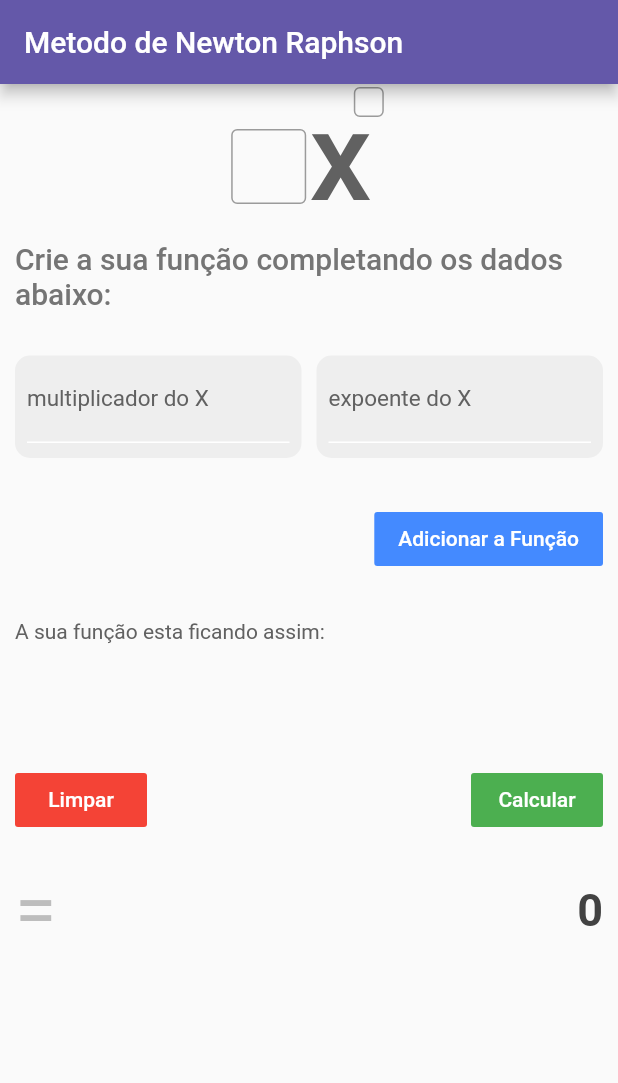
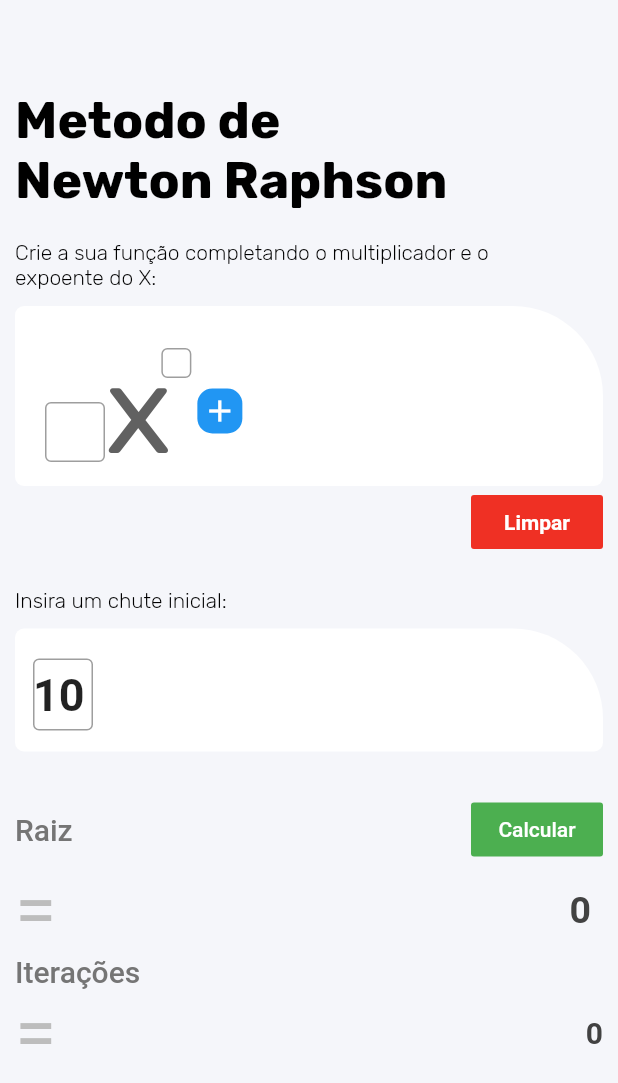
Before and after one commit to cesarramirez1912/app-newton-raphson, a Flutter app: the screen it shows after launch, on a phone screen of 412 x 824 dp. Shown: the top 1083 px of the screen. Run offline on Flutter 3.47's test engine with Material 2 defaults, Android fonts, the phone set to English and light mode, and no system bars.

```diff
--- a/lib/main.dart
+++ b/lib/main.dart
@@ -1,5 +1,5 @@
+import 'package:calculo_numerico_app/metodo_de_newton.dart';
 import 'package:flutter/material.dart';
-import 'package:extended_math/extended_math.dart';
 
 void main() => runApp(MyApp());
 
@@ -7,12 +7,13 @@ class MyApp extends StatelessWidget {
   @override
   Widget build(BuildContext context) {
     return MaterialApp(
+      color: Colors.red,
       debugShowCheckedModeBanner: false,
       title: 'Flutter Demo',
       theme: ThemeData(
         primarySwatch: Colors.blue,
       ),
-      home: MyHomePage(title: 'Metodo de Newton Raphson'),
+      home: MyHomePage(title: ''),
     );
   }
 }
@@ -28,11 +29,9 @@ class MyHomePage extends StatefulWidget {
 
 class _MyHomePageState extends State<MyHomePage> {
   String _counter = 0.toString();
-
-  TextEditingController controller = TextEditingController();
-  TextEditingController __controller = TextEditingController();
   String thisText = "";
   int pinLength = 1;
+  String _iteracoes = 0.toString();
 
   bool hasError = false;
   String errorMessage;
@@ -42,10 +41,12 @@ class _MyHomePageState extends State<MyHomePage> {
       listaNumeros = [];
       listaNumeros2 = [];
       _counter = 0.toString();
+      _iteracoes = 0.toString();
     });
   }
 
   void _calcula() {
+    print(myControllerChute.text);
     // expression == x^3 - 18*x -83
     // expression == x^3 - 2*x^2 -x + 37/500
     // expression == x^2 - 5 ok 2.236067977
@@ -54,7 +55,7 @@ class _MyHomePageState extends State<MyHomePage> {
     print(n.upperLimit()); // 84.0
     print(n.lowerLimit()); // -84.0
     print(n.findSignChange()); // [5.040000000000064, 6.720000000000064]
-    print(n.calculateFrom(5));
+    print(n.calculateFrom(int.parse(myControllerChute.text)));
     // double teste = n.upperLimit();// 5.705115796346382
 //    while(teste>=n.lowerLimit()){
 //      print('x'+teste.toString());
@@ -62,7 +63,9 @@ class _MyHomePageState extends State<MyHomePage> {
 //      teste--;
 //    }
     setState(() {
-      _counter = n.calculateFrom(5).toString();
+      _counter = n.calculateFrom(int.parse(myControllerChute.text))[0].toString();
+      _iteracoes = n.calculateFrom(int.parse(myControllerChute.text))[1].toString();
+      // _counter = n.calculateFrom(int.parse(myControllerChute.text)).toString();
     });
   }
 
@@ -79,203 +82,68 @@ class _MyHomePageState extends State<MyHomePage> {
   List<num> listaNumeros2 = new List<num>();
   final myControllerInt = TextEditingController();
   final myControllerNum = TextEditingController();
+  final myControllerChute = TextEditingController(text: 10.toString());
 
   @override
   Widget build(BuildContext context) {
     return Scaffold(
-      appBar: AppBar(
-        backgroundColor: Color.fromRGBO(100, 88, 169, 1.0),
-        title: Text(widget.title),
-      ),
+      backgroundColor: Color.fromRGBO(245, 246, 250, 1.0),
       body: SingleChildScrollView(
         child: Column(
           mainAxisAlignment: MainAxisAlignment.center,
+          crossAxisAlignment: CrossAxisAlignment.start,
           children: <Widget>[
-            Stack(
-              children: <Widget>[
-                Container(
-                    height: 80,
-                    child: Row(
-                      mainAxisSize: MainAxisSize.min,
-                      mainAxisAlignment: MainAxisAlignment.end,
-                      crossAxisAlignment: CrossAxisAlignment.end,
-                      children: <Widget>[
-                        Container(
-                          width: 50,
-                          height: 50,
-                          child: Theme(
-                            data: new ThemeData(
-                              primaryColor: Colors.green,
-                              primaryColorDark: Colors.red,
+            SizedBox(height: 60,),
+            Padding(
+              padding: const EdgeInsets.only(right: 10, left: 10),
+              child: Text(
+                'Metodo de \nNewton Raphson',
+                style: TextStyle(fontFamily: 'Rubik', color: Colors.black, fontSize: 34, fontWeight: FontWeight.w600),
               ),
-                            child: new TextField(
-                              showCursor: true,
-                              cursorColor: Colors.deepPurple,
-                              keyboardType: TextInputType.number,
-                              decoration: new InputDecoration(
-                                  contentPadding: EdgeInsets.only(top: 2),
-                                  border: new OutlineInputBorder(borderSide: new BorderSide(color: Colors.black)),
-                                  suffixStyle: const TextStyle(color: Colors.green)),
-                              style: TextStyle(height: 1.2, fontSize: 40.0, fontWeight: FontWeight.w600),
             ),
+            Padding(
+              padding: const EdgeInsets.only(right: 40, left: 10, top: 20, bottom: 0),
+              child: Text(
+                'Crie a sua função completando o multiplicador e o expoente do X:',
+                style: TextStyle(fontFamily: 'Rubik', color: Colors.black, fontWeight: FontWeight.w300),
               ),
             ),
             SizedBox(
-                          width: 2,
-                        ),
-                        Text(
-                          'x',
-                          style: TextStyle(fontSize: 83, fontWeight: FontWeight.w500, color: Colors.grey[700]),
-                        ),
-                        SizedBox(
-                          width: 10,
-                        )
-                      ],
-                    )),
-                Positioned(
-                  top: 0,
-                  right: 0,
-                  child: Container(
-                    padding: EdgeInsets.all(2),
-                    child: Container(
-                      width: 20,
-                      height: 20,
-                      child: Theme(
-                        data: new ThemeData(
-                          primaryColor: Colors.green,
-                          primaryColorDark: Colors.red,
-                        ),
-                        child: new TextField(
-                          showCursor: true,
-                          cursorColor: Colors.deepPurple,
-                          keyboardType: TextInputType.number,
-                          decoration: new InputDecoration(
-                              contentPadding: EdgeInsets.only(top: 2),
-                              border: new OutlineInputBorder(borderSide: new BorderSide(color: Colors.black)),
-                              suffixStyle: const TextStyle(color: Colors.green)),
-                          style: TextStyle(height: 1.2, fontSize: 14.0, fontWeight: FontWeight.w400),
-                        ),
-                      ),
-                    ),
-                  ),
-                ),
-              ],
-            ),
-            SizedBox(
-              height: 15,
-            ),
-            Padding(
-              padding: const EdgeInsets.all(10.0),
-              child: Text(
-                'Crie a sua função completando os dados abaixo:',
-                style: TextStyle(color: Colors.grey[600], fontSize: 20, fontWeight: FontWeight.w500),
-              ),
-            ),
-            SizedBox(
-              height: 20,
-            ),
-            Row(
-              children: <Widget>[
-                Flexible(
-                  child: Container(
-                    margin: EdgeInsets.only(right: 5, left: 10),
-                    padding: EdgeInsets.only(right: 8, left: 8, bottom: 10),
-                    decoration: BoxDecoration(
-                      borderRadius: BorderRadius.circular(10),
-                      color: Colors.grey[200],
-                    ),
-                    child: new TextField(
-                        style: TextStyle(color: Colors.black),
-                        cursorColor: Colors.purple,
-                        controller: myControllerNum,
-                        keyboardType: TextInputType.number,
-                        // Use email input type for emails.
-                        decoration: new InputDecoration(
-                          hintText: ' ',
-                          labelText: 'multiplicador do X',
-                          labelStyle: TextStyle(color: Colors.grey[700], fontSize: 15),
-                          enabledBorder: UnderlineInputBorder(
-                            borderSide: BorderSide(color: Colors.white),
-                          ),
-                          focusedBorder: UnderlineInputBorder(
-                            borderSide: BorderSide(color: Colors.purple),
-                          ),
-                        )),
-                  ),
-                ),
-                Flexible(
-                  child: Container(
-                    margin: EdgeInsets.only(right: 10, left: 5),
-                    padding: EdgeInsets.only(right: 8, left: 8, bottom: 10),
-                    decoration: BoxDecoration(
-                      borderRadius: BorderRadius.circular(10),
-                      color: Colors.grey[200],
-                    ),
-                    child: new TextField(
-                        style: TextStyle(color: Colors.black),
-                        cursorColor: Colors.purple,
-                        controller: myControllerInt,
-                        keyboardType: TextInputType.number,
-                        // Use email input type for emails.
-                        decoration: new InputDecoration(
-                          hintText: ' ',
-                          labelText: 'expoente do X',
-                          labelStyle: TextStyle(color: Colors.grey[700], fontSize: 15),
-                          enabledBorder: UnderlineInputBorder(
-                            borderSide: BorderSide(color: Colors.white),
-                          ),
-                          focusedBorder: UnderlineInputBorder(
-                            borderSide: BorderSide(color: Colors.purple),
-                          ),
-                        )),
-                  ),
-                )
-              ],
-            ),
-            SizedBox(
-              height: 20,
-            ),
-            Row(
-              mainAxisAlignment: MainAxisAlignment.end,
-              children: <Widget>[
-                Padding(
-                  padding: const EdgeInsets.all(10.0),
-                  child: FlatButton(
-                    child: Text(
-                      'Adicionar a Função',
-                      style: TextStyle(color: Colors.white),
-                    ),
-                    color: Colors.blueAccent,
-                    onPressed: () {
-                      _incrementCounter();
-                    },
-                  ),
-                ),
-              ],
-            ),
-            SizedBox(
-              height: 20,
-            ),
-            Row(
-              children: <Widget>[
-                Padding(
-                  padding: const EdgeInsets.only(right: 10, left: 10.0),
-                  child: Text(
-                    'A sua função esta ficando assim:',
-                    style: TextStyle(color: Colors.grey[700]),
-                  ),
-                ),
-              ],
+              height: 10,
             ),
             Container(
-              margin: EdgeInsets.all(10),
-              width: double.infinity,
-              height: 60,
+              margin: EdgeInsets.only(right: 10, left: 10),
+              padding: EdgeInsets.only(top: 20, bottom: 10, left: 10, right: 30),
+              decoration: BoxDecoration(
+                  color: Color.fromRGBO(255, 255, 255, 1.0),
+                  borderRadius: BorderRadius.only(
+                      bottomRight: Radius.circular(6), bottomLeft: Radius.circular(6), topLeft: Radius.circular(6), topRight: Radius.circular(60))),
+              child: Column(
+                children: <Widget>[
+                  Row(
+                    mainAxisAlignment: MainAxisAlignment.center,
+                    crossAxisAlignment: CrossAxisAlignment.center,
+                    children: <Widget>[
+                      Expanded(
+                        child: Container(
+                          height: 90,
                           child: ListView.builder(
                               shrinkWrap: true,
-                  itemCount: listaNumeros.length,
+                              itemCount: listaNumeros.length + 1,
                               scrollDirection: Axis.horizontal,
                               itemBuilder: (context, index) {
+                                if (listaNumeros.length == 0) {
+                                  return Padding(
+                                    padding: const EdgeInsets.only(left: 10),
+                                    child: caixaDoX(),
+                                  );
+                                }
+                                if (index == listaNumeros.length) {
+                                  return Padding(
+                                    padding: const EdgeInsets.only(left: 10),
+                                    child: caixaDoX(),
+                                  );
+                                } else {
                                   return Center(
                                     child: Stack(
                                       children: <Widget>[
@@ -303,24 +171,100 @@ class _MyHomePageState extends State<MyHomePage> {
                                       ],
                                     ),
                                   );
+                                }
                               }),
                         ),
+                      ),
+                    ],
+                  ),
+                ],
+              ),
+            ),
+            Row(
+              mainAxisAlignment: MainAxisAlignment.end,
+              children: <Widget>[
                 Padding(
-              padding: const EdgeInsets.only(right: 10.0, left: 10.0),
-              child: Row(
-                mainAxisAlignment: MainAxisAlignment.spaceBetween,
-                children: <Widget>[
-                  FlatButton(
+                  padding: const EdgeInsets.only(right: 10,left: 10),
+                  child: FlatButton(
                     child: Text(
                       'Limpar',
-                      style: TextStyle(color: Colors.white),
+
+                      style: TextStyle(color: Colors.white,fontWeight: FontWeight.w700),
                     ),
-                    color: Colors.red,
+                    color: Color.fromRGBO(239, 48, 36, 1.0),
                     onPressed: () {
                       _limpa();
                     },
                   ),
-                  FlatButton(
+                ),
+              ],
+            ),
+            SizedBox(
+              height: 10,
+            ),
+            Row(
+              children: <Widget>[
+                Padding(
+                  padding: const EdgeInsets.only(right: 40, left: 10, top: 10, bottom: 0),
+                  child: Text(
+                    'Insira um chute inicial:',
+                    style: TextStyle(fontFamily: 'Rubik', color: Colors.black, fontWeight: FontWeight.w300),
+                  ),
+                ),
+              ],
+            ),
+            Container(
+                margin: EdgeInsets.all(10),
+                padding: EdgeInsets.all(12),
+              decoration: BoxDecoration(
+                  color: Colors.white,
+                  borderRadius: BorderRadius.only(
+                      bottomRight: Radius.circular(6), bottomLeft: Radius.circular(6), topLeft: Radius.circular(6), topRight: Radius.circular(60))),
+                child: Row(
+                  mainAxisAlignment: MainAxisAlignment.start,
+                  crossAxisAlignment: CrossAxisAlignment.center,
+                  children: <Widget>[
+                    Container(
+                      margin: EdgeInsets.only(top: 8),
+                      width: 40,
+                      height: 50,
+                      child: Theme(
+                        data: new ThemeData(
+                          primaryColor: Colors.green,
+                          primaryColorDark: Colors.red,
+                        ),
+                        child: new TextField(
+                          controller: myControllerChute,
+                          showCursor: true,
+                          cursorColor: Colors.deepPurple,
+                          keyboardType: TextInputType.number,
+                          decoration: new InputDecoration(
+                              contentPadding: EdgeInsets.only(top: 10),
+                              border: new OutlineInputBorder(borderSide: new BorderSide(color: Colors.black)),
+                              suffixStyle: const TextStyle(color: Colors.green)),
+                          style: TextStyle(height: 1.2, fontSize: 30.0, fontWeight: FontWeight.w600),
+                        ),
+                      ),
+                    ),
+                  ],
+                ),
+              ),
+            SizedBox(
+              height: 18,
+            ),
+            Row(
+              mainAxisAlignment: MainAxisAlignment.spaceBetween,
+              children: <Widget>[
+                Padding(
+                  padding: const EdgeInsets.only(right: 10, left: 10.0),
+                  child: Text(
+                    'Raiz',
+                    style: TextStyle(color: Colors.grey[600], fontSize: 20, fontWeight: FontWeight.w500),
+                  ),
+                ),
+                Padding(
+                  padding: const EdgeInsets.only(right: 10, left: 10.0),
+                  child: FlatButton(
                     child: Text(
                       'Calcular',
                       style: TextStyle(color: Colors.white),
@@ -330,11 +274,43 @@ class _MyHomePageState extends State<MyHomePage> {
                       _calcula();
                     },
                   ),
+                ),
+              ],
+            ),
+            Padding(
+              padding: const EdgeInsets.only(right: 10, left: 10),
+              child: Row(
+                mainAxisAlignment: MainAxisAlignment.spaceBetween,
+                children: <Widget>[
+                  Text(
+                    '=',
+                    style: TextStyle(color: Colors.grey[400], fontSize: 50),
+                  ),
+                  Flexible(
+                    child: Padding(
+                      padding: const EdgeInsets.all(8.0),
+                      child: Text(
+                        '$_counter',
+                        style: TextStyle(color: Colors.grey[800], fontSize: 25, fontWeight: FontWeight.w700),
+                      ),
+                    ),
+                  ),
                 ],
               ),
             ),
+            Row(
+              children: <Widget>[
                 Padding(
-              padding: const EdgeInsets.only(right: 10, left: 10, top: 20),
+                  padding: const EdgeInsets.only(right: 10, left: 10.0),
+                  child: Text(
+                    'Iterações',
+                    style: TextStyle(color: Colors.grey[600], fontSize: 20, fontWeight: FontWeight.w500),
+                  ),
+                ),
+              ],
+            ),
+            Padding(
+              padding: const EdgeInsets.only(right: 10, left: 10),
               child: Row(
                 mainAxisAlignment: MainAxisAlignment.spaceBetween,
                 children: <Widget>[
@@ -343,8 +319,8 @@ class _MyHomePageState extends State<MyHomePage> {
                     style: TextStyle(color: Colors.grey[400], fontSize: 50),
                   ),
                   Text(
-                    '$_counter',
-                    style: TextStyle(color: Colors.grey[800], fontSize: 30, fontWeight: FontWeight.w700),
+                    '$_iteracoes',
+                    style: TextStyle(color: Colors.grey[800], fontSize: 20, fontWeight: FontWeight.w700),
                   ),
                 ],
               ),
@@ -362,6 +338,101 @@ class _MyHomePageState extends State<MyHomePage> {
 //                  keyboardType: TextInputType.number, // Use email input type for emails.
 //                  decoration: new InputDecoration(hintText: ' ', labelText: 'Numero expoente x')),
 //            ),
+  Widget caixaDoX() {
+    return Row(
+      children: <Widget>[
+        Stack(
+          children: <Widget>[
+            Container(
+                height: 95,
+                child: Row(
+                  mainAxisSize: MainAxisSize.min,
+                  mainAxisAlignment: MainAxisAlignment.end,
+                  crossAxisAlignment: CrossAxisAlignment.end,
+                  children: <Widget>[
+                    Container(
+                      margin: EdgeInsets.only(bottom: 6),
+                      width: 40,
+                      height: 40,
+                      child: Theme(
+                        data: new ThemeData(
+                          primaryColor: Colors.green,
+                          primaryColorDark: Colors.red,
+                        ),
+                        child: new TextField(
+                          controller: myControllerNum,
+                          showCursor: true,
+                          cursorColor: Colors.deepPurple,
+                          keyboardType: TextInputType.number,
+                          decoration: new InputDecoration(
+                              contentPadding: EdgeInsets.only(top: 10),
+                              border: new OutlineInputBorder(borderSide: new BorderSide(color: Colors.black)),
+                              suffixStyle: const TextStyle(color: Colors.green)),
+                          style: TextStyle(height: 1.0, fontSize: 35.0, fontWeight: FontWeight.w600),
+                        ),
+                      ),
+                    ),
+                    Text(
+                      'x',
+                      style: TextStyle(fontFamily:'Rubik', fontSize: 83, fontWeight: FontWeight.w500, color: Colors.grey[700]),
+                    ),
+                    SizedBox(
+                      width: 15,
+                    ),
+                  ],
+                )),
+            Positioned(
+              top: 0,
+              right: 0,
+              child: Container(
+                margin: EdgeInsets.only(top: 6),
+                padding: EdgeInsets.all(2),
+                child: Container(
+                  width: 20,
+                  height: 20,
+                  child: Theme(
+                    data: new ThemeData(
+                      primaryColor: Colors.green,
+                      primaryColorDark: Colors.red,
+                    ),
+                    child: new TextField(
+                      controller: myControllerInt,
+                      showCursor: true,
+                      cursorColor: Colors.deepPurple,
+                      keyboardType: TextInputType.number,
+                      decoration: new InputDecoration(
+                          contentPadding: EdgeInsets.only(top: 6),
+                          border: new OutlineInputBorder(borderSide: new BorderSide(color: Colors.black)),
+                          suffixStyle: const TextStyle(color: Colors.green)),
+                      style: TextStyle(height: 1.2, fontSize: 14.0, fontWeight: FontWeight.w400),
+                    ),
+                  ),
+                ),
+              ),
+            ),
+
+          ],
+        ),  InkWell(
+          onTap: (){
+            _incrementCounter();
+          },
+          child: Container(
+            width: 30,
+            height: 30,
+            padding: EdgeInsets.all(0),
+            margin: EdgeInsets.only(left: 2,top: 10),
+            decoration: BoxDecoration(
+              color: Colors.blue,
+              borderRadius: BorderRadius.all(Radius.circular(10))
+            ),
+            child: Center(
+              child: Icon(Icons.add,color: Colors.white,)
+            ),
+          ),
+        ),
+      ],
+    );
+  }
 
   Widget variavelDoX(num variavel, int index) {
     if (index == 0) {
```
Also changed, not shown: lib/metodo_de_newton.dart (added, +176 -0 lines), pubspec.yaml (+10 -15 lines), fonts/Rubik-Black.ttf (added), fonts/Rubik-Bold.ttf (added), fonts/Rubik-Light.ttf (added), fonts/Rubik-Regular.ttf (added), pubspec.lock. Lines whose indentation alone changed are shown as unchanged.
